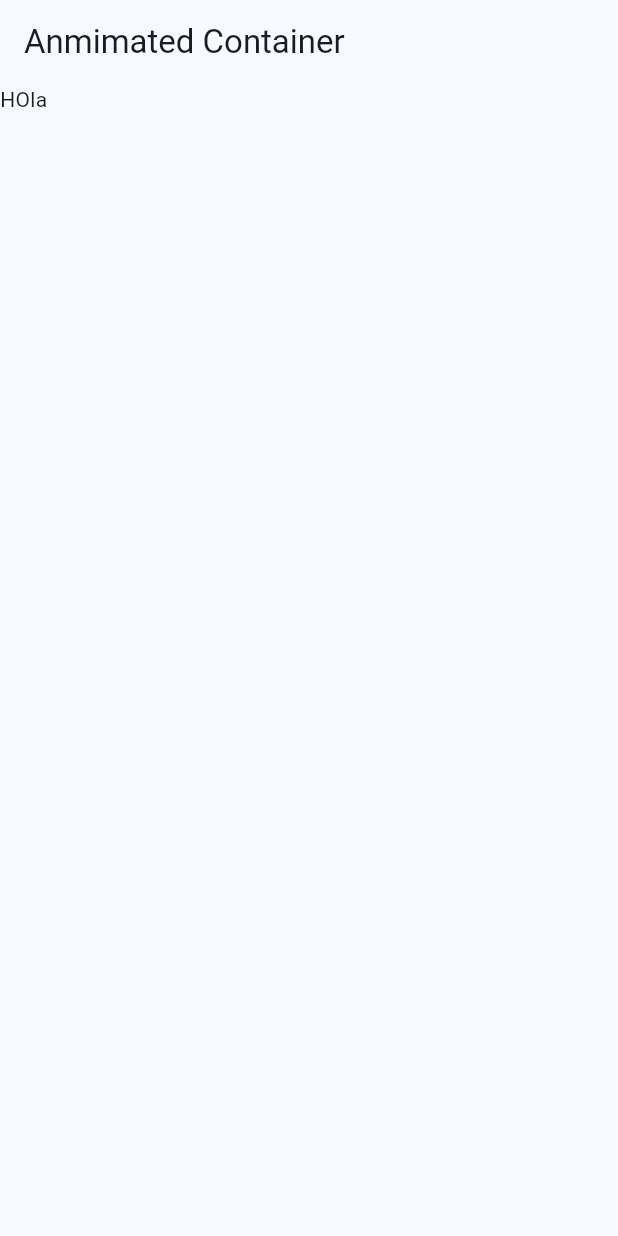
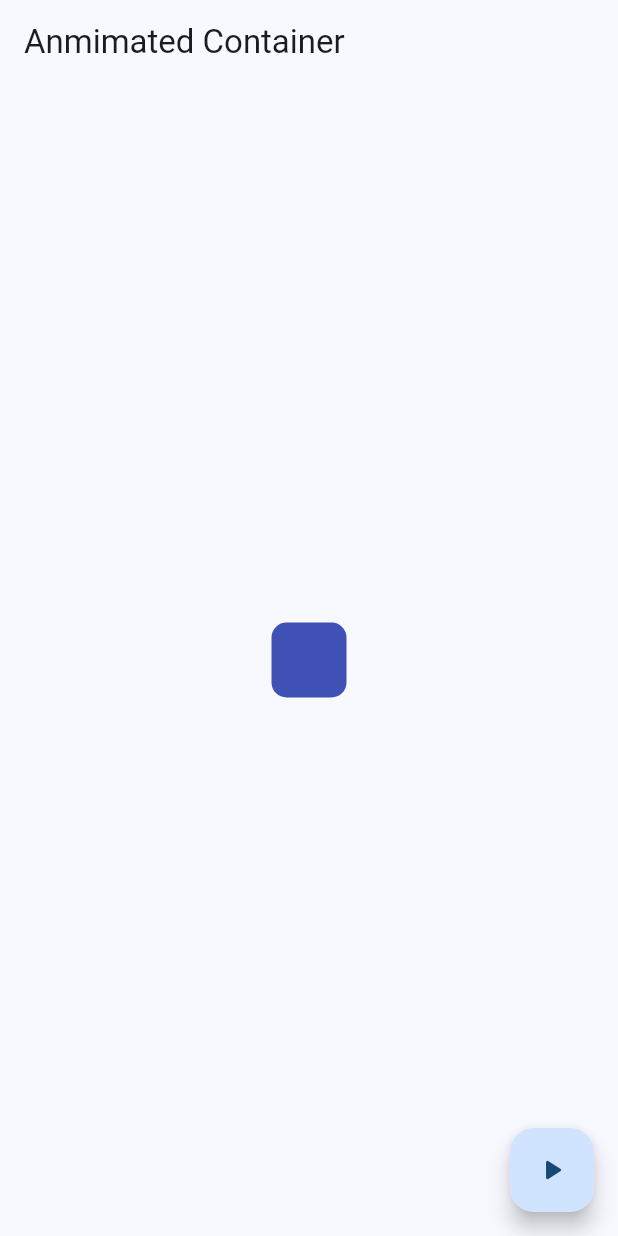
Before and after one commit to CesarAtehortuaCorrea/Widgets_app, a Flutter app: the AnimatedScreen screen opened by its route, on a phone screen of 412 x 824 dp. Run offline on Flutter 3.47's test engine with Material 3 defaults, Android fonts, the phone set to English and light mode, and no system bars; our stand-ins replace go_router.

Commit message:
animated container terminado

```diff
--- a/lib/config/menu/menu_items.dart
+++ b/lib/config/menu/menu_items.dart
@@ -48,7 +48,7 @@ const appMenuItems = <MenuItem>[
     title: 'Animated container',
     subTitle: 'Stateful widget animado',
     link: '/animated',
-    icon: Icons.credit_card
+    icon: Icons.check_box_outline_blank_outlined
   ),
 
   MenuItem(
--- a/lib/config/presentation/screens/animated/animated_screen.dart
+++ b/lib/config/presentation/screens/animated/animated_screen.dart
@@ -1,10 +1,41 @@
+import 'dart:math' show Random;
 import 'package:flutter/material.dart';
 
-class AnimatedScreen extends StatelessWidget {
+class AnimatedScreen extends StatefulWidget {
 
     static const name = 'animated_screen';
 
   const AnimatedScreen({super.key});
+
+  @override
+  State<AnimatedScreen> createState() => _AnimatedScreenState();
+}
+
+class _AnimatedScreenState extends State<AnimatedScreen> {
+
+  double width = 50;
+  double height = 50;
+  Color color = Colors.indigo;
+  double borderRadius = 10.0;
+
+  void changeShape () {
+
+    final random = Random();
+
+    width = random.nextInt(300) + 120;
+    height = random.nextInt(300) + 120;
+    color = Color.fromRGBO(
+      random.nextInt(255),
+      random.nextInt(255),
+      random.nextInt(255),
+      1);
+    borderRadius = random.nextInt(100) + 20;
+
+    setState(() {
+
+    });
+
+  }
 
   @override
   Widget build(BuildContext context) {
@@ -12,7 +43,23 @@ class AnimatedScreen extends StatelessWidget {
       appBar: AppBar(
         title: const Text('Anmimated Container'),
       ),
-      body: Text('HOla'),
+      body: Center(
+        child: AnimatedContainer(
+          duration: const Duration(milliseconds: 400),
+          curve: Curves.elasticOut,
+          width: width <= 0 ? 0 : width,
+          height: height <= 0 ? 0 : height,
+          decoration: BoxDecoration(
+            color: color,
+            borderRadius: BorderRadius.circular(borderRadius <= 0 ? 0 : borderRadius)
+          ),
+        ),
+      ),
+
+      floatingActionButton: FloatingActionButton(
+        onPressed: changeShape,
+        child: const Icon(Icons.play_arrow_rounded),
+      ),
     );
   }
 }
```
